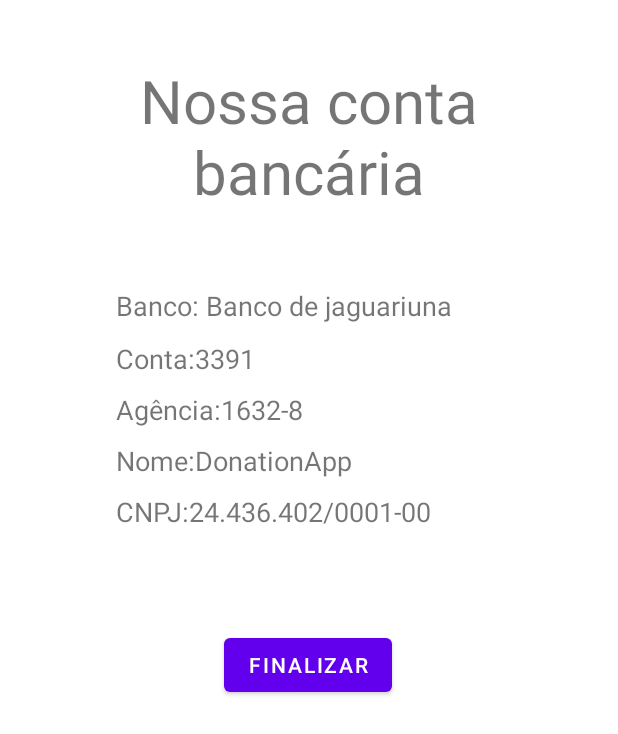
After one commit to Guslucas/donationApp, an Android app: the BankInformation screen opened directly, with no data from a screen before it, on a phone screen of 412 x 824 dp. The commit adds this screen. Shown: the top 734 px of the screen. Run offline under Robolectric (Android 15) with nearby library versions, the phone set to English and light mode, and no system bars.

Commit message:
Telas money donation, bank informatio, productQTD adicionadas

```diff
--- /dev/null
+++ b/app/src/main/java/br/com/faj/project/donationapp/BankInformation.java
@@ -0,0 +1,14 @@
+package br.com.faj.project.donationapp;
+
+import android.os.Bundle;
+
+import androidx.annotation.Nullable;
+import androidx.appcompat.app.AppCompatActivity;
+
+public class BankInformation extends AppCompatActivity {
+    @Override
+    protected void onCreate(@Nullable Bundle savedInstanceState) {
+        super.onCreate(savedInstanceState);
+        setContentView(R.layout.bank_information);
+    }
+}
--- /dev/null
+++ b/app/src/main/res/layout/bank_information.xml
@@ -0,0 +1,54 @@
+<?xml version="1.0" encoding="utf-8"?>
+<androidx.constraintlayout.widget.ConstraintLayout
+    xmlns:android="http://schemas.android.com/apk/res/android"
+    xmlns:app="http://schemas.android.com/apk/res-auto"
+    xmlns:tools="http://schemas.android.com/tools"
+    android:layout_width="match_parent"
+    android:layout_height="match_parent">
+
+    <TextView
+        android:id="@+id/textView4"
+        android:layout_width="343dp"
+        android:layout_height="101dp"
+        android:layout_marginStart="50dp"
+        android:layout_marginTop="40dp"
+        android:layout_marginEnd="50dp"
+        android:gravity="center"
+        android:text="Nossa conta bancária"
+        android:textSize="40sp"
+        app:layout_constraintEnd_toEndOf="parent"
+        app:layout_constraintStart_toStartOf="parent"
+        app:layout_constraintTop_toTopOf="parent" />
+
+    <TextView
+        android:id="@+id/textView7"
+        android:layout_width="257dp"
+        android:layout_height="178dp"
+        android:layout_marginStart="50dp"
+        android:layout_marginTop="50dp"
+        android:layout_marginEnd="50dp"
+        android:lineSpacingExtra="2dp"
+        android:lineSpacingMultiplier="1.5"
+        android:text="Banco: Banco de jaguariuna\nConta:3391\nAgência:1632-8\nNome:DonationApp\nCNPJ:24.436.402/0001-00"
+        android:textAlignment="textStart"
+        android:textSize="18sp"
+        app:layout_constraintBottom_toBottomOf="parent"
+        app:layout_constraintEnd_toEndOf="parent"
+        app:layout_constraintStart_toStartOf="parent"
+        app:layout_constraintTop_toBottomOf="@+id/textView4"
+        app:layout_constraintVertical_bias="0.0" />
+
+    <Button
+        android:id="@+id/buttonVoltarInicio"
+        android:layout_width="wrap_content"
+        android:layout_height="wrap_content"
+        android:layout_marginStart="50dp"
+        android:layout_marginTop="50dp"
+        android:layout_marginEnd="50dp"
+        android:text="Finalizar"
+        app:layout_constraintEnd_toEndOf="parent"
+        app:layout_constraintHorizontal_bias="0.498"
+        app:layout_constraintStart_toStartOf="parent"
+        app:layout_constraintTop_toBottomOf="@+id/textView7" />
+
+</androidx.constraintlayout.widget.ConstraintLayout>
```
Also changed, not shown: app/src/main/AndroidManifest.xml (+5 -3 lines), app/src/main/java/br/com/faj/project/donationapp/MoneyDonation.java (+9 -0 lines), app/src/main/java/br/com/faj/project/donationapp/productQtd.java (added, +14 -0 lines), app/src/main/res/layout/activity_product_qtd.xml (added, +43 -0 lines), app/src/main/res/layout/money_donation.xml (+6 -5 lines).
